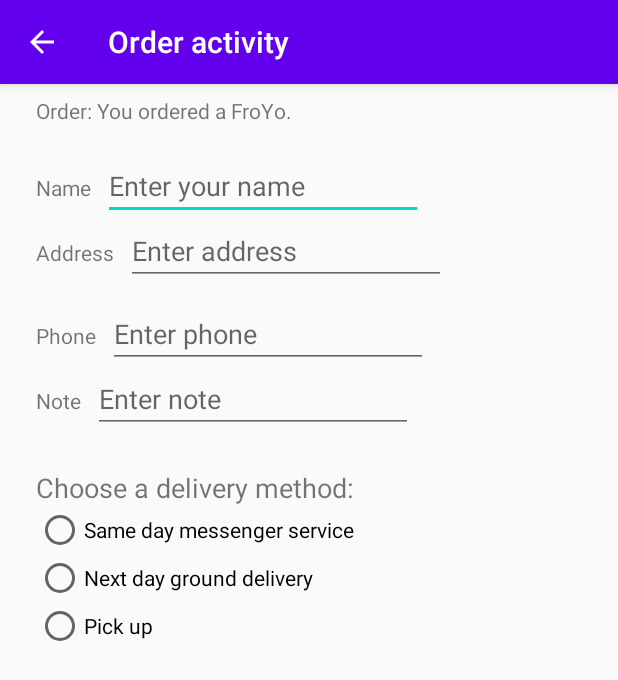
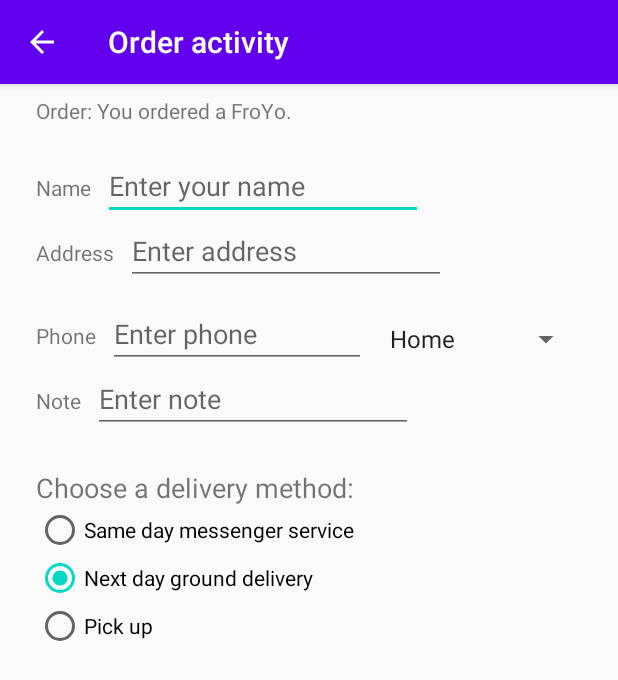
Before and after one commit to patgra91/android-tutorial-10, an Android app: the screen it shows after launch (OrderActivity), after a tap on an icon or button, on a phone screen of 412 x 824 dp. Shown: the top 680 px of the screen. Run offline under Robolectric (Android 15) with nearby library versions, the phone set to English and light mode, and no system bars.

Commit message:
Handle selection of Spinner items

```diff
--- a/app/src/main/java/com/example/droidcafe/OrderActivity.java
+++ b/app/src/main/java/com/example/droidcafe/OrderActivity.java
@@ -5,11 +5,14 @@ import androidx.appcompat.app.AppCompatActivity;
 import android.content.Intent;
 import android.os.Bundle;
 import android.view.View;
+import android.widget.AdapterView;
+import android.widget.ArrayAdapter;
 import android.widget.RadioButton;
+import android.widget.Spinner;
 import android.widget.TextView;
 import android.widget.Toast;
 
-public class OrderActivity extends AppCompatActivity {
+public class OrderActivity extends AppCompatActivity implements AdapterView.OnItemSelectedListener {
 
     @Override
     protected void onCreate(Bundle savedInstanceState) {
@@ -20,12 +23,27 @@ public class OrderActivity extends AppCompatActivity {
         String message = "Order: " + intent.getStringExtra(MainActivity.EXTRA_MESSAGE);
         TextView textView = findViewById(R.id.order_textview);
         textView.setText(message);
+
+        RadioButton radioButton = findViewById(R.id.nextday);
+        radioButton.setChecked(true);
+
+        Spinner spinner = findViewById(R.id.label_spinner);
+        if (spinner != null) {
+            spinner.setOnItemSelectedListener(this);
+
+            ArrayAdapter<CharSequence> adapter = ArrayAdapter.createFromResource(this,
+                    R.array.labels_array, android.R.layout.simple_spinner_item);
+            adapter.setDropDownViewResource(android.R.layout.simple_spinner_dropdown_item);
+            if (spinner != null) {
+                spinner.setAdapter(adapter);
+            }
+        }
     }
 
     public void onRadioButtonClicked(View view) {
         boolean checked = ((RadioButton) view).isChecked();
 
-        switch (view.getId()){
+        switch (view.getId()) {
             case R.id.sameday:
                 if (checked)
                     displayToast(getString(R.string.same_day_messenger_service));
@@ -48,4 +66,14 @@ public class OrderActivity extends AppCompatActivity {
         Toast.makeText(getApplicationContext(), message, Toast.LENGTH_SHORT).show();
     }
 
+    @Override
+    public void onItemSelected(AdapterView<?> adapterView, View view, int i, long l) {
+        String spinnerLabel = adapterView.getItemAtPosition(i).toString();
+        displayToast(spinnerLabel);
+    }
+
+    @Override
+    public void onNothingSelected(AdapterView<?> parent) {
+
+    }
 }
--- a/app/src/main/res/layout/activity_order.xml
+++ b/app/src/main/res/layout/activity_order.xml
@@ -77,7 +77,7 @@
 
     <EditText
         android:id="@+id/phone_text"
-        android:layout_width="wrap_content"
+        android:layout_width="172dp"
         android:layout_height="wrap_content"
         android:layout_marginStart="8dp"
         android:layout_marginLeft="8dp"
@@ -143,6 +143,7 @@
             android:id="@+id/nextday"
             android:layout_width="wrap_content"
             android:layout_height="wrap_content"
+            android:checked="true"
             android:onClick="onRadioButtonClicked"
             android:text="@string/next_day_ground_delivery" />
 
@@ -154,4 +155,17 @@
             android:text="@string/pick_up" />
     </RadioGroup>
 
+    <Spinner
+        android:id="@+id/label_spinner"
+        android:layout_width="0dp"
+        android:layout_height="wrap_content"
+        android:layout_marginStart="8dp"
+        android:layout_marginLeft="8dp"
+        android:layout_marginTop="24dp"
+        android:layout_marginEnd="24dp"
+        android:layout_marginRight="24dp"
+        app:layout_constraintEnd_toEndOf="parent"
+        app:layout_constraintStart_toEndOf="@+id/phone_text"
+        app:layout_constraintTop_toBottomOf="@+id/address_text" />
+
 </androidx.constraintlayout.widget.ConstraintLayout>
--- a/app/src/main/res/values/strings.xml
+++ b/app/src/main/res/values/strings.xml
@@ -31,4 +31,11 @@
     <string name="same_day_messenger_service">Same day messenger service</string>
     <string name="next_day_ground_delivery">Next day ground delivery</string>
     <string name="pick_up">Pick up</string>
+
+    <string-array name="labels_array">
+        <item>Home</item>
+        <item>Work</item>
+        <item>Mobile</item>
+        <item>Other</item>
+    </string-array>
 </resources>
```
